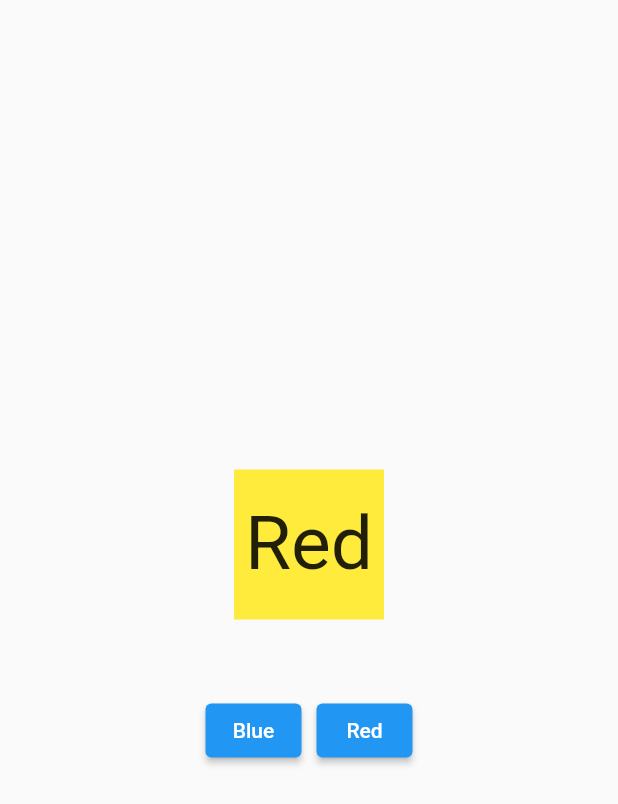
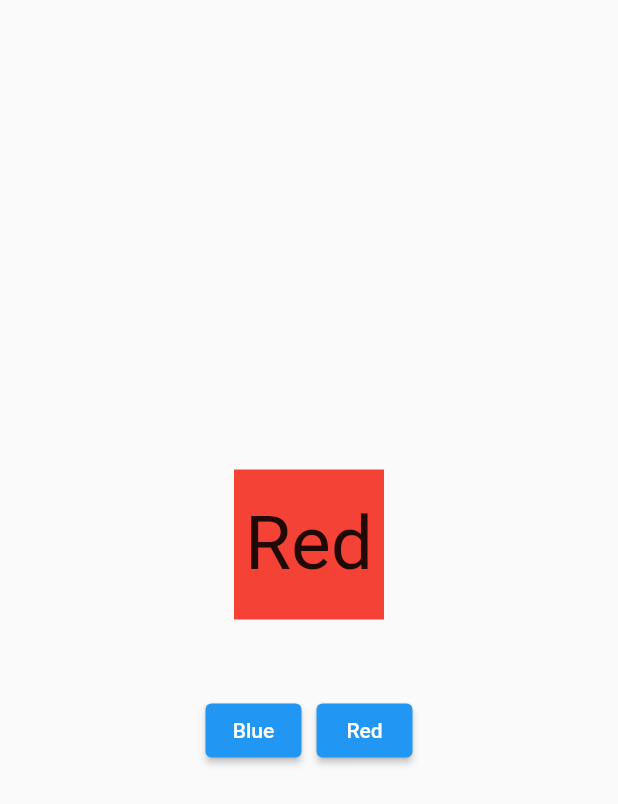
Before and after one commit to sunnymac/stateful, a Flutter app: the screen it shows after launch, after a tap on "Blue", after a tap on "Red", on a phone screen of 412 x 824 dp. Shown: the top 804 px of the screen. Run offline on Flutter 3.47's test engine with Material 2 defaults, Android fonts, the phone set to English and light mode, and no system bars.

Commit message:
color changed

```diff
--- a/lib/main.dart
+++ b/lib/main.dart
@@ -13,6 +13,7 @@ class MyApp extends StatefulWidget {
 
 class _MyAppState extends State<MyApp> {
   String a = "ABC";
+  Color mycolor = Colors.green;
 
   // This widget is the root of your application.
   @override
@@ -37,7 +38,7 @@ class _MyAppState extends State<MyApp> {
                 alignment: Alignment.center,
                 height: 100,
                 width: 100,
-                color: Colors.yellow,
+                color: mycolor,
                 child: Text("$a", style: TextStyle(fontSize: 50),),
               ),
               SizedBox(
@@ -50,12 +51,14 @@ class _MyAppState extends State<MyApp> {
                   ElevatedButton(onPressed: (){
                     print("Blue is clicked");
                     setState(() {
+                      mycolor = Colors.blue;
                        a = "Blue";
                     });
 
                   }, child: Text("Blue")),
                   SizedBox(width: 10, ),
                      ElevatedButton(onPressed: (){
+                       mycolor= Colors.red;
                         print("Red is clicked");
                         setState(() {
                            a= "Red";
```
